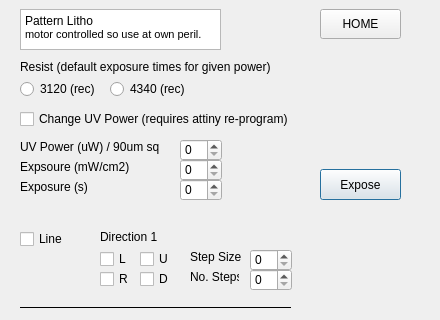
This is MotorControllerUI/dialog_motorcontroller_3.ui in CiaranBarron/MotorController as Qt 5 draws it before an edit; both pictures show x 0 to 440 and y 141 to 461 of the 440 by 674 pixel window. The edited form follows.
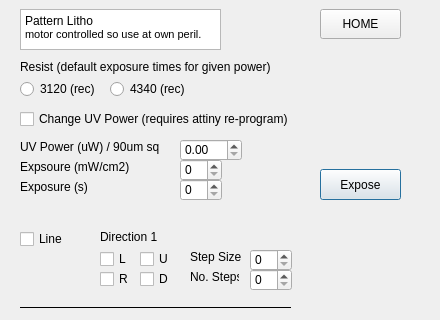
This is the edited form.

Patch:
```diff
--- a/MotorControllerUI/dialog_motorcontroller_3.ui
+++ b/MotorControllerUI/dialog_motorcontroller_3.ui
@@ -704,6 +704,9 @@
      <height>22</height>
     </rect>
    </property>
+   <property name="maximum">
+    <number>100000</number>
+   </property>
   </widget>
   <widget class="QLabel" name="_LABEL_UV_POWER">
    <property name="geometry">
@@ -718,16 +721,6 @@
     <string>UV Power (uW) / 90um sq</string>
    </property>
   </widget>
-  <widget class="QSpinBox" name="LITHO_UV_POWER">
-   <property name="geometry">
-    <rect>
-     <x>180</x>
-     <y>280</y>
-     <width>42</width>
-     <height>22</height>
-    </rect>
-   </property>
-  </widget>
   <widget class="QCheckBox" name="LITHO_POWER_CHANGE_CHECKBOX">
    <property name="geometry">
     <rect>
@@ -741,6 +734,19 @@
     <string>Change UV Power (requires attiny re-program)</string>
    </property>
   </widget>
+  <widget class="QDoubleSpinBox" name="LITHO_UV_POWER">
+   <property name="geometry">
+    <rect>
+     <x>180</x>
+     <y>280</y>
+     <width>62</width>
+     <height>22</height>
+    </rect>
+   </property>
+   <property name="maximum">
+    <double>10000.000000000000000</double>
+   </property>
+  </widget>
  </widget>
  <resources/>
  <connections/>
```
Left out of the diff: 2 changed lines with no effect on the pictures.
